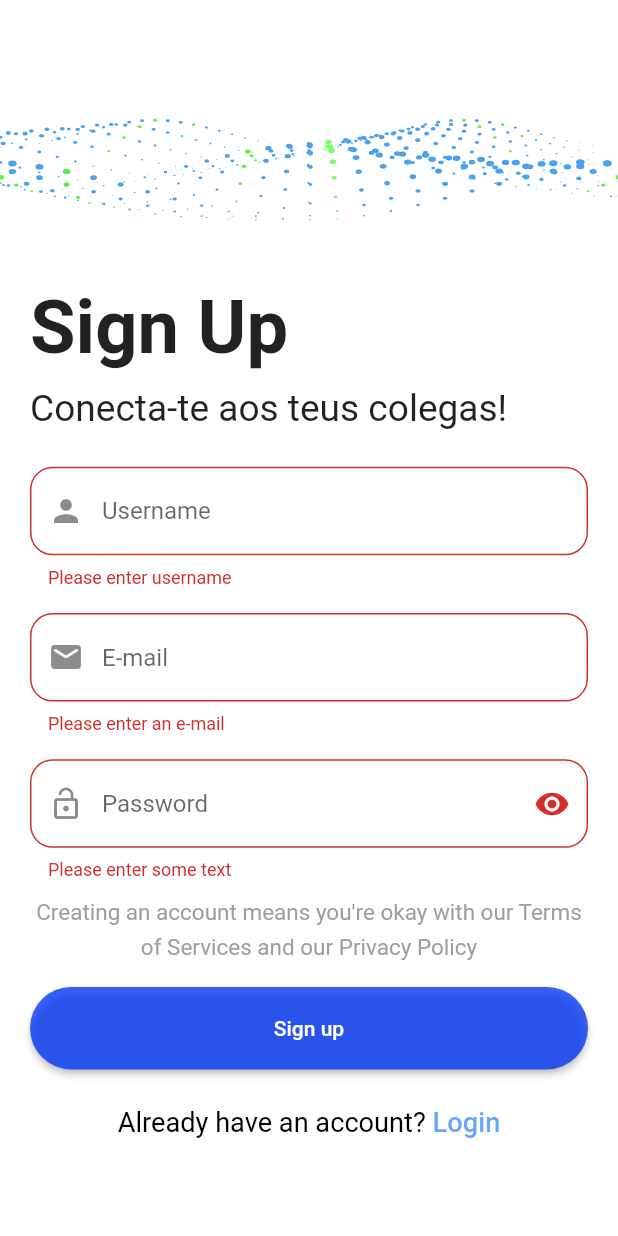
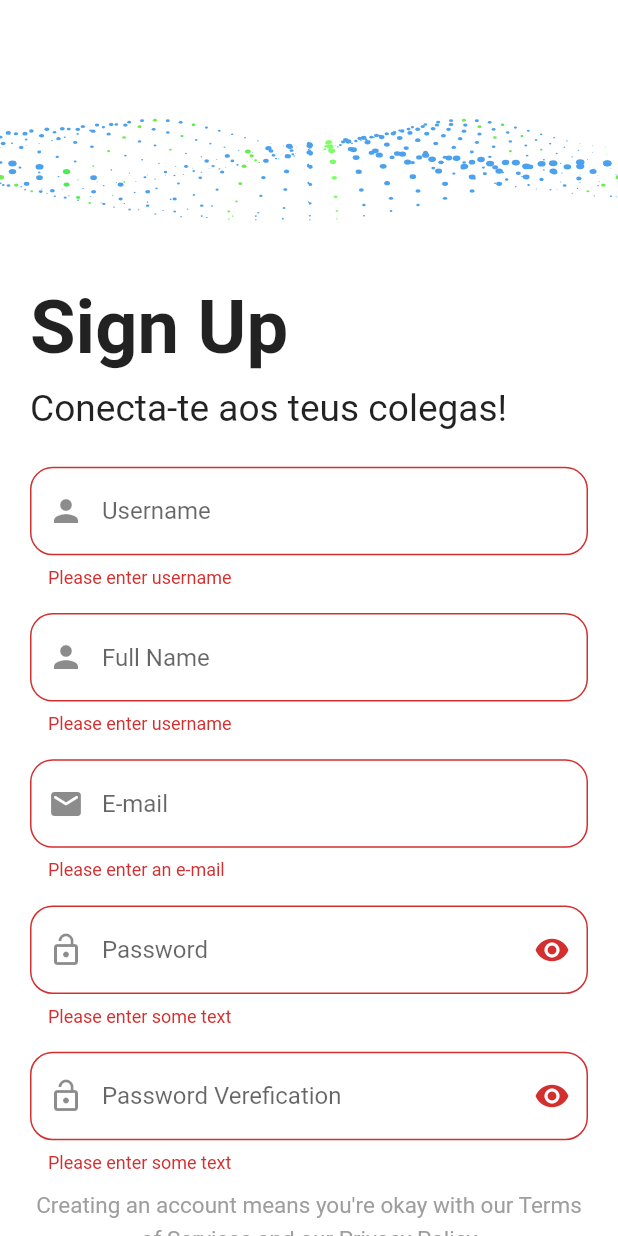
Before and after one commit to at-ribeiro/adc-project, a Flutter app: the screen it shows after launch, after a tap on "Sign up", on a phone screen of 412 x 824 dp. Run offline on Flutter 3.47's test engine with Material 2 defaults, Android fonts, the phone set to English and light mode, and no system bars; our stand-ins replace get, google_fonts, lottie; Roboto replaces fonts that are missing (Ubuntu).

Commit message:
Sign up page com rest em falta
Design da pagina de sign up esa feito falta integrar com o backend

```diff
--- a/flutter/fctconnect/lib/main.dart
+++ b/flutter/fctconnect/lib/main.dart
@@ -9,10 +9,6 @@ void main() {
 class MyApp extends StatelessWidget {
   const MyApp({Key? key}) : super(key: key);
 
-  //? CodeWithFlexz on Instagram
-
-//* AmirBayat0 on Github
-//! Programming with Flexz on Youtube
 
   @override
   Widget build(BuildContext context) {
--- /dev/null
+++ b/flutter/fctconnect/lib/models/post.dart
@@ -0,0 +1,41 @@
+// To parse this JSON data, do
+//
+//     final post = postFromJson(jsonString);
+
+import 'dart:convert';
+
+Post postFromJson(String str) => Post.fromJson(json.decode(str));
+
+String postToJson(Post data) => json.encode(data.toJson());
+
+class Post {
+    String username;
+    String email;
+    String userFullname;
+    String password;
+    String passwordV;
+
+    Post({
+        required this.username,
+        required this.email,
+        required this.userFullname,
+        required this.password,
+        required this.passwordV,
+    });
+
+    factory Post.fromJson(Map<String, dynamic> json) => Post(
+        username: json["username"],
+        email: json["email"],
+        userFullname: json["user_fullname"],
+        password: json["password"],
+        passwordV: json["passwordV"],
+    );
+
+    Map<String, dynamic> toJson() => {
+        "username": username,
+        "email": email,
+        "user_fullname": userFullname,
+        "password": password,
+        "passwordV": passwordV,
+    };
+}
--- a/flutter/fctconnect/lib/views/signUp_view.dart
+++ b/flutter/fctconnect/lib/views/signUp_view.dart
@@ -17,16 +17,20 @@ class SignUpView extends StatefulWidget {
 
 class _SignUpViewState extends State<SignUpView> {
   TextEditingController nameController = TextEditingController();
+  TextEditingController fullNameController = TextEditingController();
   TextEditingController emailController = TextEditingController();
   TextEditingController passwordController = TextEditingController();
+  TextEditingController passwordVerController = TextEditingController();
 
   final _formKey = GlobalKey<FormState>();
 
   @override
   void dispose() {
     nameController.dispose();
+    fullNameController.dispose();
     emailController.dispose();
     passwordController.dispose();
+    passwordVerController.dispose();
     super.dispose();
   }
 
@@ -83,8 +87,9 @@ class _SignUpViewState extends State<SignUpView> {
   /// For Small screens
   Widget _buildSmallScreen(
       Size size, SimpleUIController simpleUIController, ThemeData theme) {
-    return Center(
+    return SingleChildScrollView( child: Center(
       child: _buildMainBody(size, simpleUIController, theme),
+    ),
     );
   }
 
@@ -157,6 +162,33 @@ class _SignUpViewState extends State<SignUpView> {
                     return null;
                   },
                 ),
+
+                SizedBox(
+                  height: size.height * 0.02,
+                ),
+
+
+                 TextFormField(
+                  style: kTextFormFieldStyle(),
+                  decoration: const InputDecoration(
+                    prefixIcon: Icon(Icons.person),
+                    hintText: 'Full Name',
+                    border: OutlineInputBorder(
+                      borderRadius: BorderRadius.all(Radius.circular(15)),
+                    ),
+                  ),
+
+                  controller: fullNameController,
+                  // The validator receives the text that the user has entered.
+                  validator: (value) {
+                    if (value == null || value.isEmpty) {
+                      return 'Please enter username';
+                    } else{
+                    return null;
+                    }
+                  },
+                ),
+
                 SizedBox(
                   height: size.height * 0.02,
                 ),
@@ -217,6 +249,44 @@ class _SignUpViewState extends State<SignUpView> {
                         return 'at least enter 6 characters';
                       } else if (value.length > 13) {
                         return 'maximum character is 13';
+                      }
+                      return null;
+                    },
+                  ),
+                ),
+
+                SizedBox(
+                  height: size.height * 0.02,
+                ),
+
+                Obx(
+                  () => TextFormField(
+                    style: kTextFormFieldStyle(),
+                    controller: passwordVerController,
+                    obscureText: simpleUIController.isObscure.value,
+                    decoration: InputDecoration(
+                      prefixIcon: const Icon(Icons.lock_open),
+                      suffixIcon: IconButton(
+                        icon: Icon(
+                          simpleUIController.isObscure.value
+                              ? Icons.visibility
+                              : Icons.visibility_off,
+                        ),
+                        onPressed: () {
+                          simpleUIController.isObscureActive();
+                        },
+                      ),
+                      hintText: 'Password Verefication',
+                      border: const OutlineInputBorder(
+                        borderRadius: BorderRadius.all(Radius.circular(15)),
+                      ),
+                    ),
+                    // The validator receives the text that the user has entered.
+                    validator: (value) {
+                      if (value == null || value.isEmpty) {
+                        return 'Please enter some text';
+                      } else if (passwordVerController.text != passwordController.text) {
+                        return 'Passwords must match';
                       }
                       return null;
                     },
```
Also changed, not shown: flutter/fctconnect/lib/services/remote_services.dart (added, +12 -0 lines), 9 other files.
